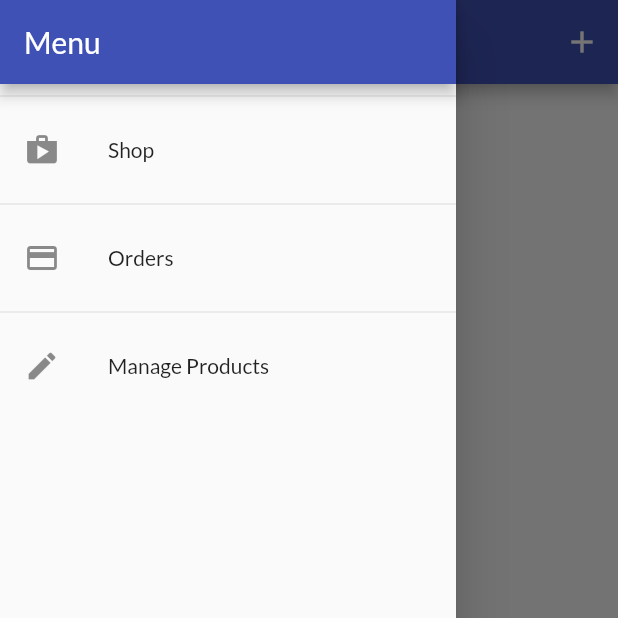
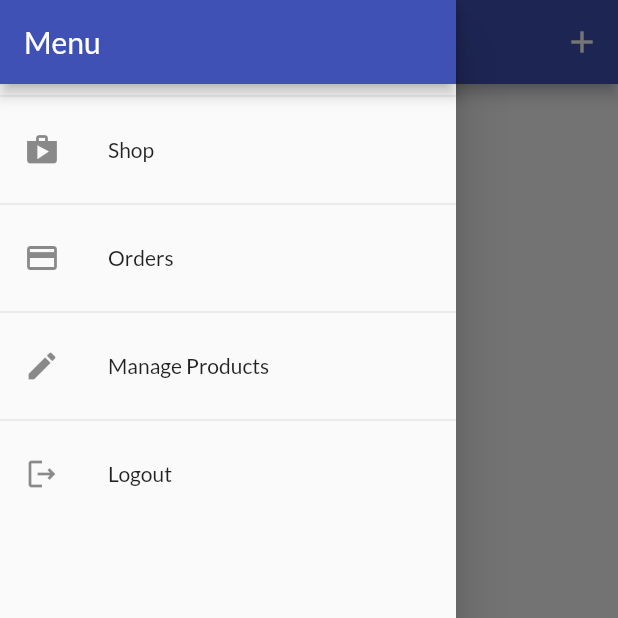
Before and after one commit to abhirh/shopping_app, a Flutter app: the UserProductsScreen screen opened by its route, with the side drawer open, on a phone screen of 412 x 824 dp, the top half of it. Run offline on Flutter 3.47's test engine with Material 2 defaults, Android fonts, the phone set to English and light mode, and no system bars; our stand-ins replace shared_preferences; accounts and stored records are empty; network calls fail.

Commit message:
attaching products,orders to users and filtering,auto login/logout , animations

```diff
--- a/lib/providers/orders_provider.dart
+++ b/lib/providers/orders_provider.dart
@@ -18,6 +18,10 @@ class OrderItem {
 
 class Orders with ChangeNotifier {
   List<OrderItem> _orders = [];
+  final String authToken;
+  final String userId;
+
+  Orders(this.authToken, this.userId, this._orders);
 
   List<OrderItem> get orders {
     return [..._orders];
@@ -25,7 +29,7 @@ class Orders with ChangeNotifier {
 
   Future<void> fetchAndSetOrders() async {
     var url = Uri.parse(
-        'https://shoppingapp-94d70-default-rtdb.firebaseio.com/orders.json');
+        'https://shoppingapp-94d70-default-rtdb.firebaseio.com/orders/$userId.json?auth=$authToken');
     final response = await http.get(url);
     final List<OrderItem> loadedOrders = [];
     final extractedData = json.decode(response.body) as Map<String, dynamic>;
@@ -52,7 +56,7 @@ class Orders with ChangeNotifier {
 
   Future<void> addOrder(List<CartItem> cartProducts, double total) async {
     var url = Uri.parse(
-        'https://shoppingapp-94d70-default-rtdb.firebaseio.com/orders.json');
+        'https://shoppingapp-94d70-default-rtdb.firebaseio.com/orders/$userId.json?auth=$authToken');
     final timeStamp = DateTime.now();
     final response = await http.post(url,
         body: json.encode({
--- a/lib/screens/user_products_screen.dart
+++ b/lib/screens/user_products_screen.dart
@@ -9,12 +9,13 @@ class UserProductsScreen extends StatelessWidget {
   static const routeName = '/user-products';
 
   Future<void> _refreshProducts(BuildContext context) async {
-    await Provider.of<Products>(context, listen: false).fetchAndSetProducts();
+    await Provider.of<Products>(context, listen: false)
+        .fetchAndSetProducts(true);
   }
 
   @override
   Widget build(BuildContext context) {
-    final productsData = Provider.of<Products>(context);
+    //final productsData = Provider.of<Products>(context);
     return Scaffold(
       appBar: AppBar(
         title: const Text('Your Products'),
@@ -29,9 +30,15 @@ class UserProductsScreen extends StatelessWidget {
         ],
       ),
       drawer: AppDrawer(),
-      body: RefreshIndicator(
+      body: FutureBuilder(
+        future: _refreshProducts(context),
+        builder: (ctx, snapshot) =>
+            snapshot.connectionState == ConnectionState.waiting
+                ? const Center(child: CircularProgressIndicator())
+                : RefreshIndicator(
                     onRefresh: () => _refreshProducts(context),
-        child: Padding(
+                    child: Consumer<Products>(
+                      builder: (ctx, productsData, _) => Padding(
                         padding: const EdgeInsets.all(8),
                         child: ListView.builder(
                           itemBuilder: (_, i) => Column(
@@ -47,6 +54,8 @@ class UserProductsScreen extends StatelessWidget {
                         ),
                       ),
                     ),
+                  ),
+      ),
     );
   }
 }
--- a/lib/widgets/app_drawer.dart
+++ b/lib/widgets/app_drawer.dart
@@ -1,6 +1,8 @@
 import 'package:flutter/material.dart';
 import '../screens/user_products_screen.dart';
 import '../screens/orders_screen.dart';
+import 'package:provider/provider.dart';
+import '../providers/auth_provider.dart';
 
 class AppDrawer extends StatelessWidget {
   @override
@@ -12,7 +14,7 @@ class AppDrawer extends StatelessWidget {
             title: const Text('Menu'),
             automaticallyImplyLeading: false,
           ),
-          Divider(),
+          const Divider(),
           ListTile(
             leading: Icon(Icons.shop),
             title: Text('Shop'),
@@ -20,7 +22,7 @@ class AppDrawer extends StatelessWidget {
               Navigator.of(context).pushReplacementNamed('/');
             },
           ),
-          Divider(),
+          const Divider(),
           ListTile(
             leading: Icon(Icons.payment),
             title: Text('Orders'),
@@ -29,7 +31,7 @@ class AppDrawer extends StatelessWidget {
                   .pushReplacementNamed(OrdersScreen.routeName);
             },
           ),
-          Divider(),
+          const Divider(),
           ListTile(
             leading: Icon(Icons.edit),
             title: Text('Manage Products'),
@@ -38,6 +40,16 @@ class AppDrawer extends StatelessWidget {
                   .pushReplacementNamed(UserProductsScreen.routeName);
             },
           ),
+          const Divider(),
+          ListTile(
+            leading: Icon(Icons.logout_outlined),
+            title: Text('Logout'),
+            onTap: () {
+              Navigator.of(context).pop();
+              Navigator.of(context).pushReplacementNamed('/');
+              Provider.of<Auth>(context, listen: false).logout();
+            },
+          ),
         ],
       ),
     );
--- a/pubspec.yaml
+++ b/pubspec.yaml
@@ -38,6 +38,7 @@ dependencies:
   # The following adds the Cupertino Icons font to your application.
   # Use with the CupertinoIcons class for iOS style icons.
   cupertino_icons: ^1.0.2
+  shared_preferences: ^2.0.18
 
 dev_dependencies:
   flutter_test:
```
Also changed, not shown: lib/main.dart (+19 -4 lines), lib/providers/auth_provider.dart (+52 -1 lines), lib/providers/product.dart (+8 -4 lines), lib/providers/products_provider.dart (+22 -13 lines), lib/screens/auth_screen.dart (+29 -4 lines), lib/screens/splash_screen.dart (added, +12 -0 lines), lib/widgets/product_item.dart (+5 -4 lines). Lines whose indentation alone changed are shown as unchanged.
